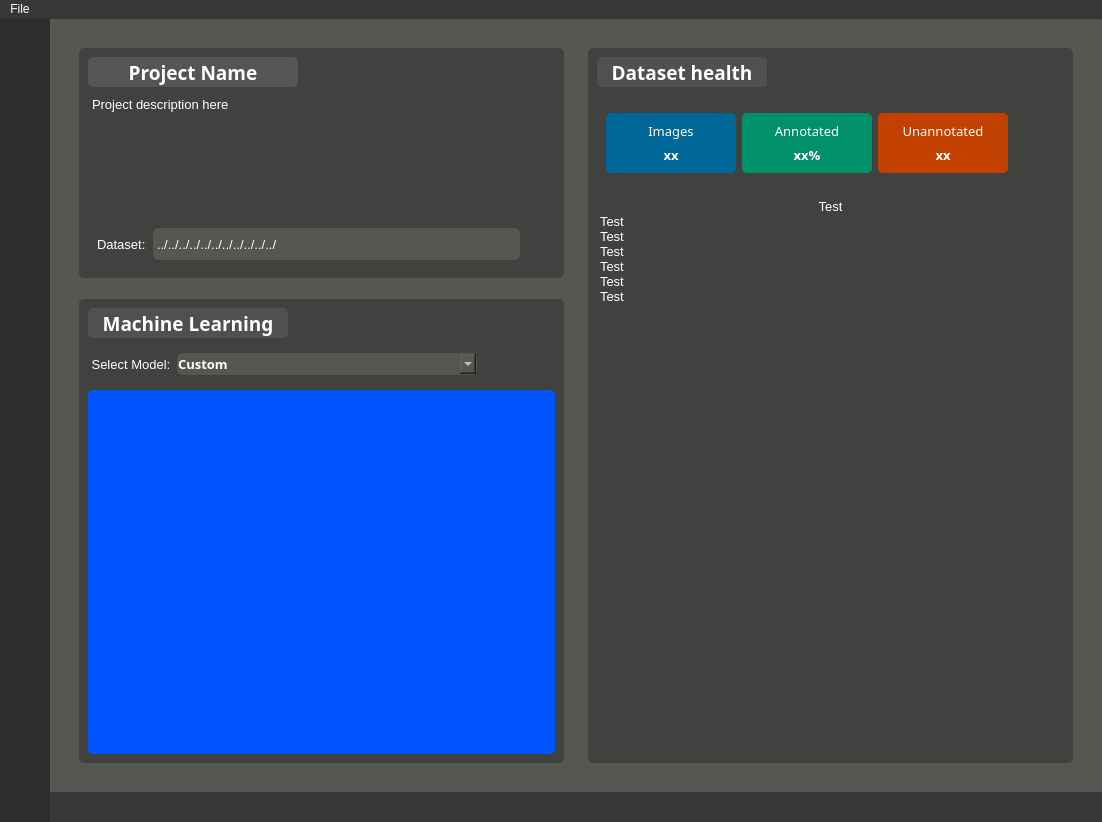
Before: the Qt Designer form yoloAnt.ui in Lachie1011/YoloAnt, drawn with Qt 5.
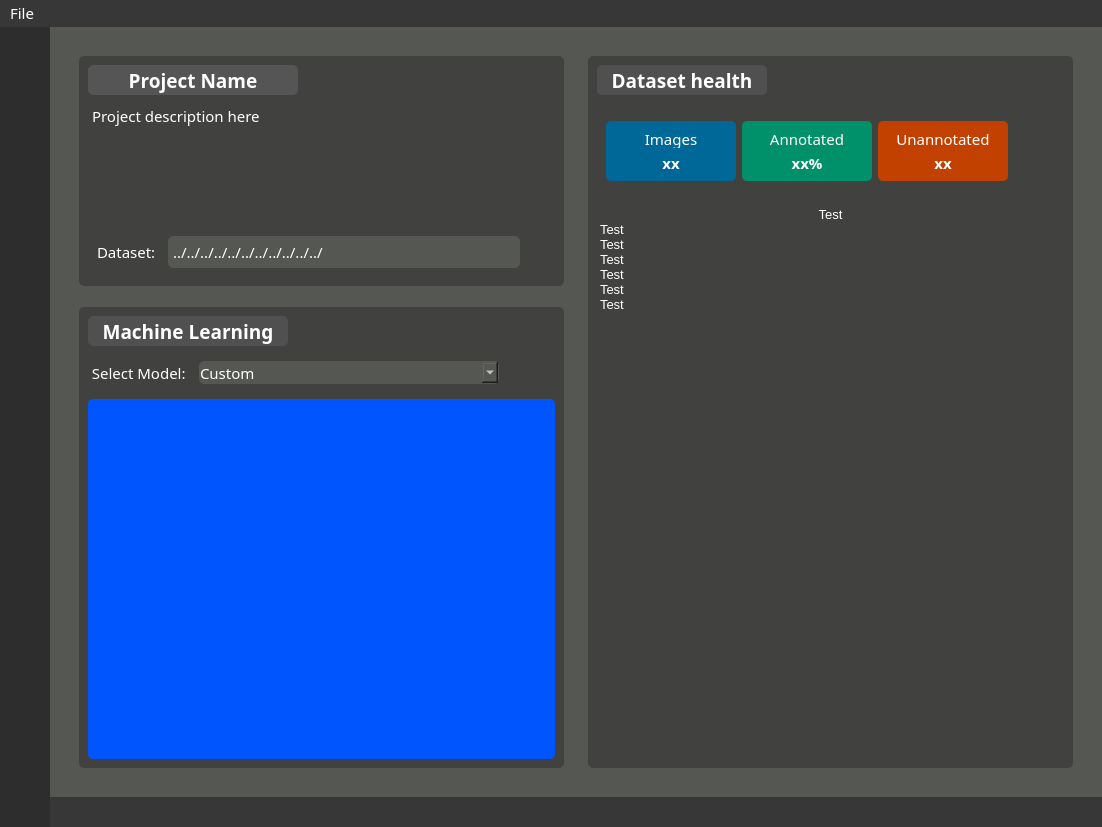
After: the same form once the commit is applied. The open tabs and pages were chosen to show the change. Icons and pictures are not drawn. Custom widgets are drawn as their Qt base class.

Commit message: Updated all text stylesheets, set default text to be gotham rounded

```diff
--- a/yoloAnt.ui
+++ b/yoloAnt.ui
@@ -1423,22 +1423,29 @@
                    </property>
                    <property name="font">
                     <font>
-                     <family>MS Shell Dlg 2</family>
-                     <pointsize>10</pointsize>
-                     <weight>50</weight>
+                     <family>Gotham Rounded</family>
+                     <pointsize>11</pointsize>
+                     <weight>9</weight>
+                     <italic>false</italic>
                      <bold>false</bold>
                      <kerning>true</kerning>
                     </font>
                    </property>
+                   <property name="styleSheet">
+                    <string notr="true">font: 75 11pt &quot;Gotham Rounded&quot;;</string>
+                   </property>
+                   <property name="autoFormatting">
+                    <set>QTextEdit::AutoBulletList</set>
+                   </property>
                    <property name="readOnly">
-                    <bool>true</bool>
+                    <bool>false</bool>
                    </property>
                    <property name="html">
                     <string>&lt;!DOCTYPE HTML PUBLIC &quot;-//W3C//DTD HTML 4.0//EN&quot; &quot;http://www.w3.org/TR/REC-html40/strict.dtd&quot;&gt;
 &lt;html&gt;&lt;head&gt;&lt;meta name=&quot;qrichtext&quot; content=&quot;1&quot; /&gt;&lt;style type=&quot;text/css&quot;&gt;
 p, li { white-space: pre-wrap; }
-&lt;/style&gt;&lt;/head&gt;&lt;body style=&quot; font-family:'MS Shell Dlg 2'; font-size:10pt; font-weight:400; font-style:normal;&quot;&gt;
-&lt;p align=&quot;justify&quot; style=&quot; margin-top:0px; margin-bottom:0px; margin-left:0px; margin-right:0px; -qt-block-indent:0; text-indent:0px;&quot;&gt;&lt;span style=&quot; font-family:'Ubuntu';&quot;&gt;Project description here&lt;/span&gt;&lt;/p&gt;&lt;/body&gt;&lt;/html&gt;</string>
+&lt;/style&gt;&lt;/head&gt;&lt;body style=&quot; font-family:'Gotham Rounded'; font-size:11pt; font-weight:72; font-style:normal;&quot;&gt;
+&lt;p align=&quot;justify&quot; style=&quot; margin-top:0px; margin-bottom:0px; margin-left:0px; margin-right:0px; -qt-block-indent:0; text-indent:0px;&quot;&gt;&lt;span style=&quot; font-weight:96;&quot;&gt;Project description here&lt;/span&gt;&lt;/p&gt;&lt;/body&gt;&lt;/html&gt;</string>
                    </property>
                   </widget>
                  </item>
@@ -1473,7 +1480,7 @@
                       </property>
                       <property name="minimumSize">
                        <size>
-                        <width>50</width>
+                        <width>65</width>
                         <height>0</height>
                        </size>
                       </property>
@@ -1485,9 +1492,10 @@
                       </property>
                       <property name="font">
                        <font>
-                        <family>MS Shell Dlg 2</family>
-                        <pointsize>10</pointsize>
-                        <weight>50</weight>
+                        <family>Gotham Rounded</family>
+                        <pointsize>11</pointsize>
+                        <weight>9</weight>
+                        <italic>false</italic>
                         <bold>false</bold>
                        </font>
                       </property>
@@ -1500,7 +1508,11 @@
                      <widget class="QLabel" name="datasetPathLbl">
                       <property name="font">
                        <font>
-                        <pointsize>10</pointsize>
+                        <family>Gotham Rounded</family>
+                        <pointsize>11</pointsize>
+                        <weight>9</weight>
+                        <italic>false</italic>
+                        <bold>false</bold>
                        </font>
                       </property>
                       <property name="styleSheet">
@@ -1654,6 +1666,9 @@
                      <height>41</height>
                     </size>
                    </property>
+                   <property name="styleSheet">
+                    <string notr="true">font: 75 11pt &quot;Gotham Rounded&quot;;</string>
+                   </property>
                    <property name="frameShape">
                     <enum>QFrame::StyledPanel</enum>
                    </property>
@@ -1674,22 +1689,28 @@
                       </property>
                       <property name="minimumSize">
                        <size>
-                        <width>0</width>
+                        <width>105</width>
                         <height>0</height>
                        </size>
                       </property>
                       <property name="maximumSize">
                        <size>
-                        <width>90</width>
+                        <width>0</width>
                         <height>16777215</height>
                        </size>
                       </property>
                       <property name="font">
                        <font>
-                        <family>MS Shell Dlg 2</family>
-                        <pointsize>10</pointsize>
+                        <family>Gotham Rounded</family>
+                        <pointsize>11</pointsize>
+                        <weight>9</weight>
+                        <italic>false</italic>
+                        <bold>false</bold>
                        </font>
                       </property>
+                      <property name="styleSheet">
+                       <string notr="true">font: 75  11pt &quot;Gotham Rounded&quot;;</string>
+                      </property>
                       <property name="text">
                        <string> Select Model:</string>
                       </property>
@@ -1711,10 +1732,11 @@
                       </property>
                       <property name="font">
                        <font>
-                        <family>Sans</family>
-                        <pointsize>10</pointsize>
-                        <weight>75</weight>
-                        <bold>true</bold>
+                        <family>Gotham Rounded</family>
+                        <pointsize>11</pointsize>
+                        <weight>9</weight>
+                        <italic>false</italic>
+                        <bold>false</bold>
                        </font>
                       </property>
                       <property name="styleSheet">
@@ -1908,8 +1930,11 @@
                         <widget class="QLabel" name="imageCountHeaderLbl">
                          <property name="font">
                           <font>
-                           <family>Sans</family>
-                           <pointsize>10</pointsize>
+                           <family>Gotham Rounded</family>
+                           <pointsize>11</pointsize>
+                           <weight>9</weight>
+                           <italic>false</italic>
+                           <bold>false</bold>
                           </font>
                          </property>
                          <property name="text">
@@ -1924,9 +1949,10 @@
                         <widget class="QLabel" name="imageCountLbl">
                          <property name="font">
                           <font>
-                           <family>Sans</family>
-                           <pointsize>10</pointsize>
+                           <family>Gotham Rounded</family>
+                           <pointsize>11</pointsize>
                            <weight>75</weight>
+                           <italic>false</italic>
                            <bold>true</bold>
                           </font>
                          </property>
@@ -1973,8 +1999,11 @@
                         <widget class="QLabel" name="annotatedCountHeaderLbl">
                          <property name="font">
                           <font>
-                           <family>Sans</family>
-                           <pointsize>10</pointsize>
+                           <family>Gotham Rounded</family>
+                           <pointsize>11</pointsize>
+                           <weight>9</weight>
+                           <italic>false</italic>
+                           <bold>false</bold>
                           </font>
                          </property>
                          <property name="text">
@@ -1989,9 +2018,10 @@
                         <widget class="QLabel" name="annotatedCountLbl">
                          <property name="font">
                           <font>
-                           <family>Sans</family>
-                           <pointsize>10</pointsize>
+                           <family>Gotham Rounded</family>
+                           <pointsize>11</pointsize>
                            <weight>75</weight>
+                           <italic>false</italic>
                            <bold>true</bold>
                           </font>
                          </property>
@@ -2038,8 +2068,11 @@
                         <widget class="QLabel" name="unannotatedCountHeaderLbl">
                          <property name="font">
                           <font>
-                           <family>Sans</family>
-                           <pointsize>10</pointsize>
+                           <family>Gotham Rounded</family>
+                           <pointsize>11</pointsize>
+                           <weight>9</weight>
+                           <italic>false</italic>
+                           <bold>false</bold>
                           </font>
                          </property>
                          <property name="text">
@@ -2054,9 +2087,10 @@
                         <widget class="QLabel" name="unannotatedCountLbl">
                          <property name="font">
                           <font>
-                           <family>Sans</family>
-                           <pointsize>10</pointsize>
+                           <family>Gotham Rounded</family>
+                           <pointsize>11</pointsize>
                            <weight>75</weight>
+                           <italic>false</italic>
                            <bold>true</bold>
                           </font>
                          </property>
@@ -2295,7 +2329,7 @@
      <x>0</x>
      <y>0</y>
      <width>1102</width>
-     <height>22</height>
+     <height>23</height>
     </rect>
    </property>
    <property name="minimumSize">
@@ -2530,6 +2564,15 @@
      </disabled>
     </palette>
    </property>
+   <property name="font">
+    <font>
+     <family>Gotham Rounded</family>
+     <pointsize>11</pointsize>
+     <weight>9</weight>
+     <italic>false</italic>
+     <bold>false</bold>
+    </font>
+   </property>
    <property name="styleSheet">
     <string notr="true">background-color: rgb(55, 55, 55);</string>
    </property>
```
Left out of the diff: 81 changed lines with no effect on the pictures. The commit also changes 1 other file.
